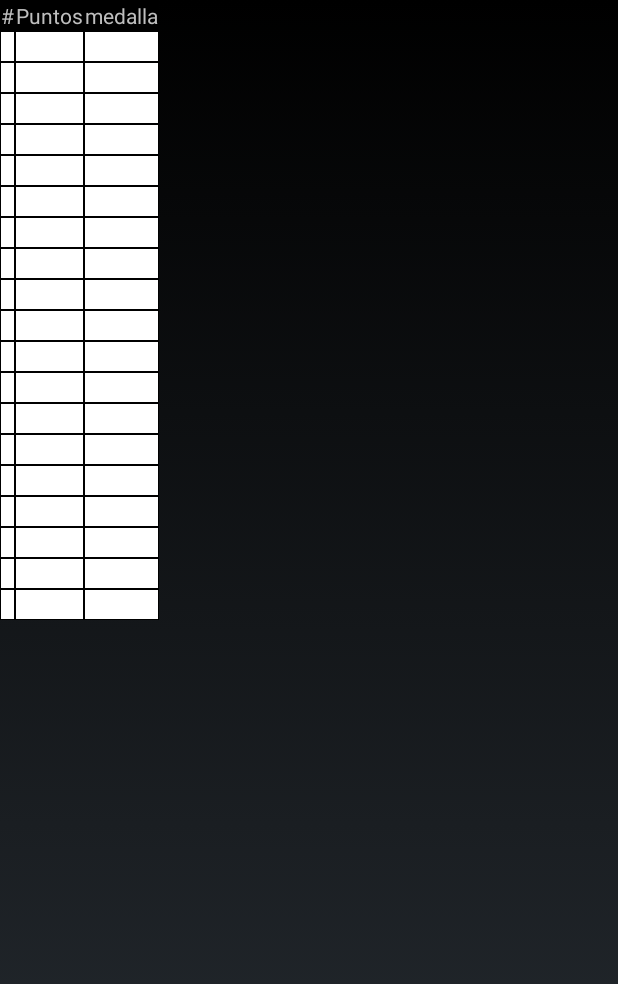
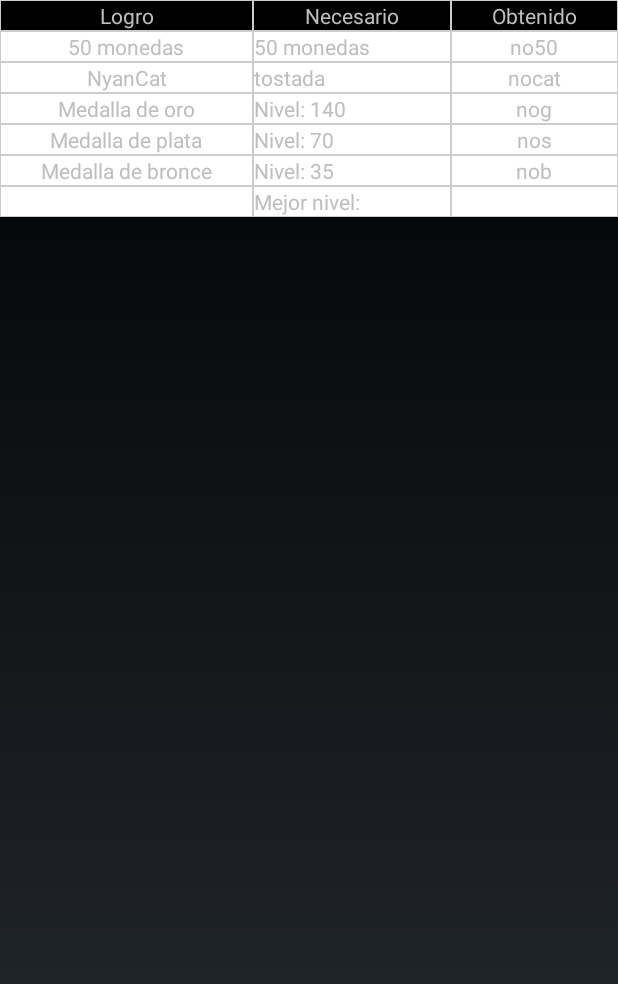
Before and after one commit to johnjce/flutterDuck, an Android app: the Achievement screen opened directly, with no data from a screen before it, on a phone screen of 412 x 824 dp. Shown: the top 984 px of the screen. Run offline under Robolectric (Android 15) with nearby library versions, the phone set to English and light mode, and no system bars; 2 statements that could not run were skipped.

```diff
--- a/app/build.gradle
+++ b/app/build.gradle
@@ -7,8 +7,8 @@ android {
         applicationId "com.jhonts.flutterduck"
         minSdkVersion 15
         targetSdkVersion 24
-        versionCode 29
-        versionName "3.2"
+        versionCode 30
+        versionName "3.2.1"
     }
     buildTypes {
         release {
--- a/app/src/main/java/com/jhonts/flutterduck/Achievement.java
+++ b/app/src/main/java/com/jhonts/flutterduck/Achievement.java
@@ -1,15 +1,15 @@
-/**
+package com.jhonts.flutterduck;
+/*
  * About Activity for credits
  *
  * @author John Jairo Castaño Echeverri
  * Copyright (c) <2017> <jjce- ..::jhonts::..>
  */
-
-package com.jhonts.flutterduck;
-
 import android.app.Activity;
+import android.content.SharedPreferences;
 import android.graphics.Color;
 import android.os.Bundle;
+import android.view.Display;
 import android.view.Gravity;
 import android.widget.HorizontalScrollView;
 import android.widget.ScrollView;
@@ -17,16 +17,20 @@ import android.widget.TableLayout;
 import android.widget.TableRow;
 import android.widget.TextView;
 
+import static com.jhonts.flutterduck.GameOverDialog.best_score_key;
+import static com.jhonts.flutterduck.GameOverDialog.score_save_name;
+
 
 public class Achievement extends Activity {
+    private String[] achievementPoints={"50 monedas", "tostada","Nivel: 140","Nivel: 70","Nivel: 35", "Mejor nivel:"};
+    private String[] achievements={"50 monedas", "NyanCat", "Medalla de oro", "Medalla de plata","Medalla de bronce", " "};
+    private String[] titles = {"Logro", "Necesario", "Obtenido"};
 
     @Override
     public void onCreate(Bundle savedInstanceState) {
         super.onCreate(savedInstanceState);
-
-        String[] titles = { "#", "Puntos", "medalla", };
         ScrollView sv = new ScrollView(this);
-        TableLayout tableLayout = createTableLayout(20, titles);
+        TableLayout tableLayout = createTableLayout(7);//sumar una para la linea del titulo
         HorizontalScrollView hsv = new HorizontalScrollView(this);
         hsv.addView(tableLayout);
         sv.addView(hsv);
@@ -34,54 +38,62 @@ public class Achievement extends Activity {
 
     }
 
-    private TableLayout createTableLayout(int rows, String [] cv) {
-        int rowCount = rows;
-        int columnCount = cv.length;
-        // 1) Create a tableLayout and its params
+    private TableLayout createTableLayout(int rows) {
+        int columnCount = titles.length;
         TableLayout.LayoutParams tableLayoutParams = new TableLayout.LayoutParams(TableLayout.LayoutParams.MATCH_PARENT, TableLayout.LayoutParams.MATCH_PARENT);
         TableLayout tableLayout = new TableLayout(this);
-        tableLayout.setBackgroundColor(Color.BLUE);
+        tableLayout.setStretchAllColumns(true);
 
-        // 2) create tableRow params
         TableRow.LayoutParams tableRowParams = new TableRow.LayoutParams();
         tableRowParams.setMargins(1, 1, 1, 1);
         tableRowParams.weight = 1;
 
-        for (int i = 0; i < rowCount; i++) {
-            // 3) create tableRow
+        String[] achievementsObtains = getAchievementsObtain();
+
+        for (int i = 0; i < rows; i++) {
             TableRow tableRow = new TableRow(this);
-            tableRow.setBackgroundColor(Color.BLACK);
+            tableRow.setBackgroundColor(Color.LTGRAY);
 
             for (int j= 0; j < columnCount; j++) {
-                // 4) create textView
                 TextView textView = new TextView(this);
-                //  textView.setText(String.valueOf(j));
                 textView.setBackgroundColor(Color.WHITE);
                 textView.setGravity(Gravity.CENTER);
-
-                int position = Integer.parseInt(Integer.toString(i)+Integer.toString(j));
                 if(i==0){
-                    textView.setText(cv[j]);
+                    textView.setText(titles[j]);
                     textView.setBackgroundColor(Color.BLACK);
-                }else {
+                }else if (j==0){
                     textView.setBackgroundColor(Color.WHITE);
                     textView.setGravity(Gravity.CENTER);
-                    //textView.setText(""+position);
+                    textView.setText(achievements[i-1]);
 
-                    if(position==23){///para acceder a una posicion determinada
-                        textView.setText("ID=23");
+                }else if (j==1){
+                    textView.setBackgroundColor(Color.WHITE);
+                    textView.setGravity(Gravity.START);
+                    textView.setText(achievementPoints[i-1]);
+                }else{
+                    textView.setBackgroundColor(Color.WHITE);
+                    textView.setGravity(Gravity.CENTER);
+                    textView.setText(achievementsObtains[i-1]);
 
-                    }
                 }
-
-                // 5) add textView to tableRow
                 tableRow.addView(textView, tableRowParams);
             }
-
-            // 6) add tableRow to tableLayout
             tableLayout.addView(tableRow, tableLayoutParams);
         }
-
         return tableLayout;
     }
+
+    private String[] getAchievementsObtain () {
+        String[] result = new String[6];
+
+        AccomplishmentBox box = AccomplishmentBox.getLocal(this);
+        if(box.achievement_50_coins) result[0] = "sip"; else result[0] = "no50";
+        if(box.achievement_toastification) result[1] = "sip"; else result[1] = "nocat";
+        if(box.achievement_gold) result[2] = "sip"; else result[2] = "nog";
+        if(box.achievement_silver) result[3] = "sip"; else result[3] = "nos";
+        if(box.achievement_bronze) result[4] = "sip"; else result[4] = "nob";
+        SharedPreferences saves = this.getSharedPreferences(score_save_name, 0);
+        result[5] = String.valueOf(saves.getInt(best_score_key, 0));
+        return result;
+    }
 }
--- a/app/src/main/res/values-w820dp/arrays.xml
+++ /dev/null
@@ -1,4 +0,0 @@
-<?xml version="1.0" encoding="utf-8"?>
-<resources>
-    <string-array name="cabecera_tabla2" />
-</resources>
--- a/app/src/main/res/values/strings.xml
+++ b/app/src/main/res/values/strings.xml
@@ -4,7 +4,7 @@
     Copyright (c) <2017> <jjce- ..::jhonts::..>
 -->
 <resources>
-    <string name="app_name" translatable="false">Flappy Duck</string>
+    <string name="app_name" translatable="false">Flutter Duck</string>
     <string name="loading" translatable="false">loading...</string>
     <string name="Load_Native_Ad" translatable="false">Load Native Ad</string>
     <string name="current_score">Your score is</string>
```
Also changed, not shown: app/src/main/java/com/jhonts/flutterduck/AccomplishmentBox.java (+8 -95 lines), app/src/main/java/com/jhonts/flutterduck/Game.java (+2 -47 lines), app/src/main/java/com/jhonts/flutterduck/GameOverDialog.java (+2 -17 lines), app/src/main/java/com/jhonts/flutterduck/GameView.java (+6 -91 lines), app/src/main/java/com/jhonts/flutterduck/MainActivity.java (+25 -59 lines), app/src/main/java/com/jhonts/flutterduck/StartscreenView.java (+4 -4 lines), app/src/main/res/layout/achievement.xml (+7 -44 lines), app/src/main/res/values/arrays.xml (deleted, +0 -11 lines), 304 other files.
